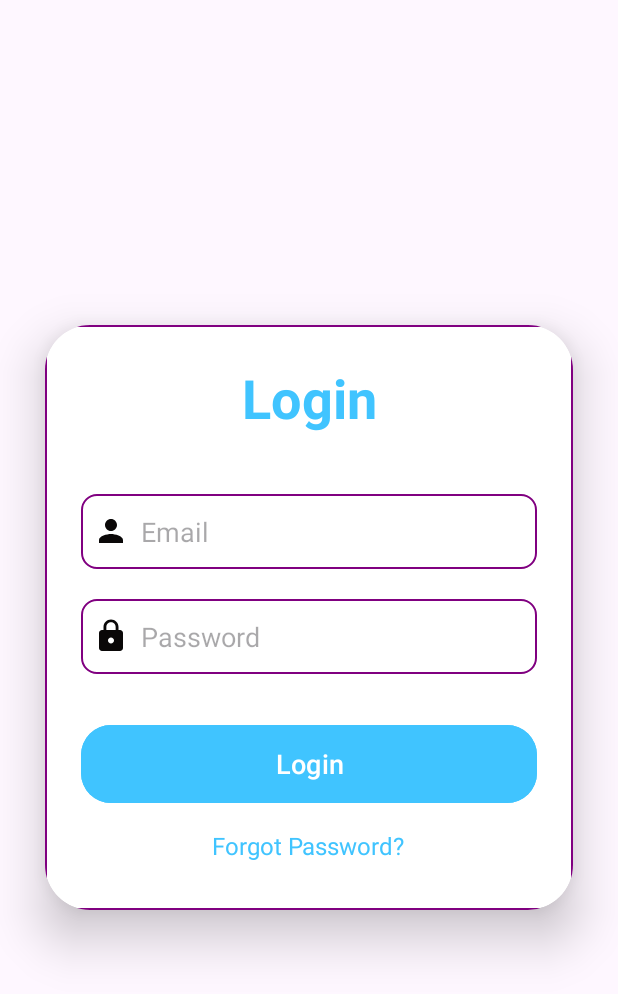
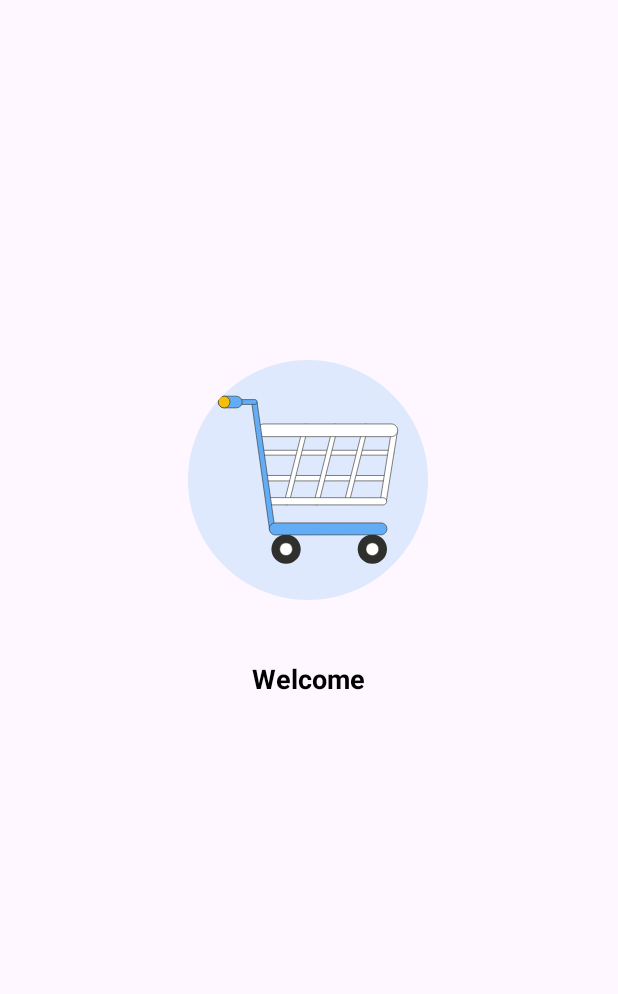
Before and after one commit to SarwanYadav/NavigationDrawer, an Android app: the first screen one second after launch (LoginPage before the commit, SplashActivity after it), on a phone screen of 412 x 824 dp. Shown: the top 994 px of the screen. Run offline under Robolectric (Android 15) with nearby library versions, the phone set to English and light mode, and no system bars; Roboto replaces fonts that are not available here.

Commit message:
Add login page and splash screen

```diff
--- a/app/build.gradle.kts
+++ b/app/build.gradle.kts
@@ -46,6 +46,8 @@ dependencies {
     androidTestImplementation("androidx.test.espresso:espresso-core:3.5.1")
 
 
+// lottie animation
+    implementation ("com.airbnb.android:lottie:3.4.0")
 
 
 
--- a/app/src/main/java/MainActivity.kt
+++ b/app/src/main/java/MainActivity.kt
@@ -44,6 +44,7 @@ class MainActivity : AppCompatActivity() {
         setSupportActionBar(toolbar)
         drawer = findViewById(R.id.drawable)
 
+
         // bottom navigation id findview
 
         container = findViewById(R.id.container)
@@ -53,8 +54,10 @@ class MainActivity : AppCompatActivity() {
 
 
 
+
         bottomNav.setOnNavigationItemSelectedListener { item ->
             when (item.itemId) {
+
 
                 R.id.home -> {
 
--- /dev/null
+++ b/app/src/main/java/com/example/navigation02/SplashActivity.kt
@@ -0,0 +1,27 @@
+package com.example.navigation02
+
+import android.content.Intent
+import android.os.Bundle
+import android.os.Handler
+import androidx.appcompat.app.AppCompatActivity
+import com.airbnb.lottie.LottieAnimationView
+
+class SplashActivity : AppCompatActivity() {
+
+
+    override fun onCreate(savedInstanceState: Bundle?) {
+        super.onCreate(savedInstanceState)
+        setContentView(R.layout.activity_splash)
+
+
+
+        Handler().postDelayed({
+            val intent = Intent(this, LoginPage::class.java)
+            startActivity(intent)
+            finish()
+        }, 2000)
+
+
+
+    }
+}
--- a/app/src/main/res/layout/activity_login_page.xml
+++ b/app/src/main/res/layout/activity_login_page.xml
@@ -42,6 +42,7 @@
                 android:drawableLeft="@drawable/baseline_person_24"
                 android:drawablePadding="8dp"
                 android:hint="Email"
+                android:singleLine="true"
                 android:maxEms="1"
                 android:padding="8dp"
                 android:textColor="@color/black" />
@@ -56,6 +57,7 @@
                 android:drawablePadding="8dp"
                 android:hint="Password"
                 android:maxEms="1"
+                android:maxLength="15"
                 android:inputType="textPassword"
                 android:padding="8dp"
                 android:textColor="@color/black" />
--- /dev/null
+++ b/app/src/main/res/layout/activity_splash.xml
@@ -0,0 +1,37 @@
+<?xml version="1.0" encoding="utf-8"?>
+<androidx.constraintlayout.widget.ConstraintLayout xmlns:android="http://schemas.android.com/apk/res/android"
+    xmlns:app="http://schemas.android.com/apk/res-auto"
+    xmlns:tools="http://schemas.android.com/tools"
+    android:layout_width="match_parent"
+    android:layout_height="match_parent"
+    tools:context=".SplashActivity">
+
+    <com.airbnb.lottie.LottieAnimationView
+        android:id="@+id/lottie"
+        android:layout_width="200dp"
+        android:layout_height="200dp"
+        android:layout_marginTop="220dp"
+        app:layout_constraintEnd_toEndOf="parent"
+        app:layout_constraintHorizontal_bias="0.497"
+        app:layout_constraintStart_toStartOf="parent"
+        app:layout_constraintTop_toTopOf="parent"
+        app:lottie_autoPlay="true"
+        app:lottie_loop="true"
+        app:lottie_rawRes="@raw/welcome" />
+
+    <TextView
+        android:id="@+id/textView"
+        android:layout_width="wrap_content"
+        android:layout_height="wrap_content"
+        android:layout_marginTop="20dp"
+        android:text="Welcome"
+        android:textColor="@color/black"
+        android:textSize="18sp"
+        android:textStyle="bold"
+        app:layout_constraintEnd_toEndOf="@+id/lottie"
+        app:layout_constraintStart_toStartOf="@+id/lottie"
+        app:layout_constraintTop_toBottomOf="@+id/lottie"
+        tools:ignore="MissingConstraints" />
+
+
+</androidx.constraintlayout.widget.ConstraintLayout>
```
Also changed, not shown: app/src/main/AndroidManifest.xml (+9 -4 lines), app/src/main/java/com/example/navigation02/LoginPage.kt (+15 -7 lines), app/src/main/res/raw/welcome.json (added, +1 -0 lines).
